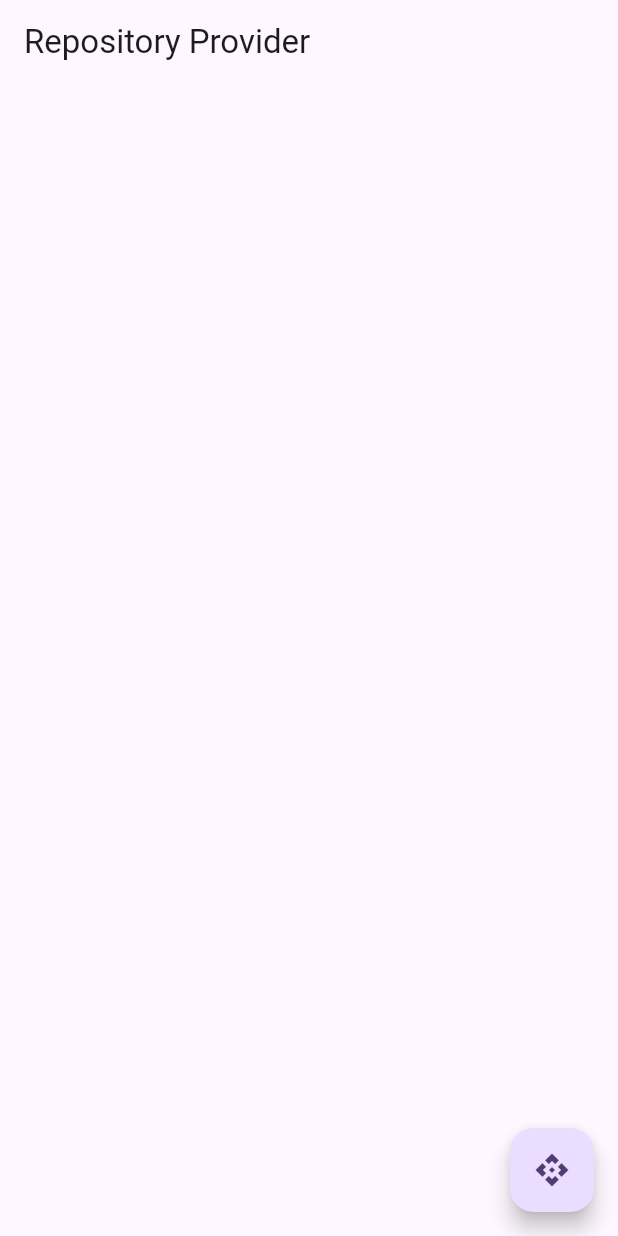
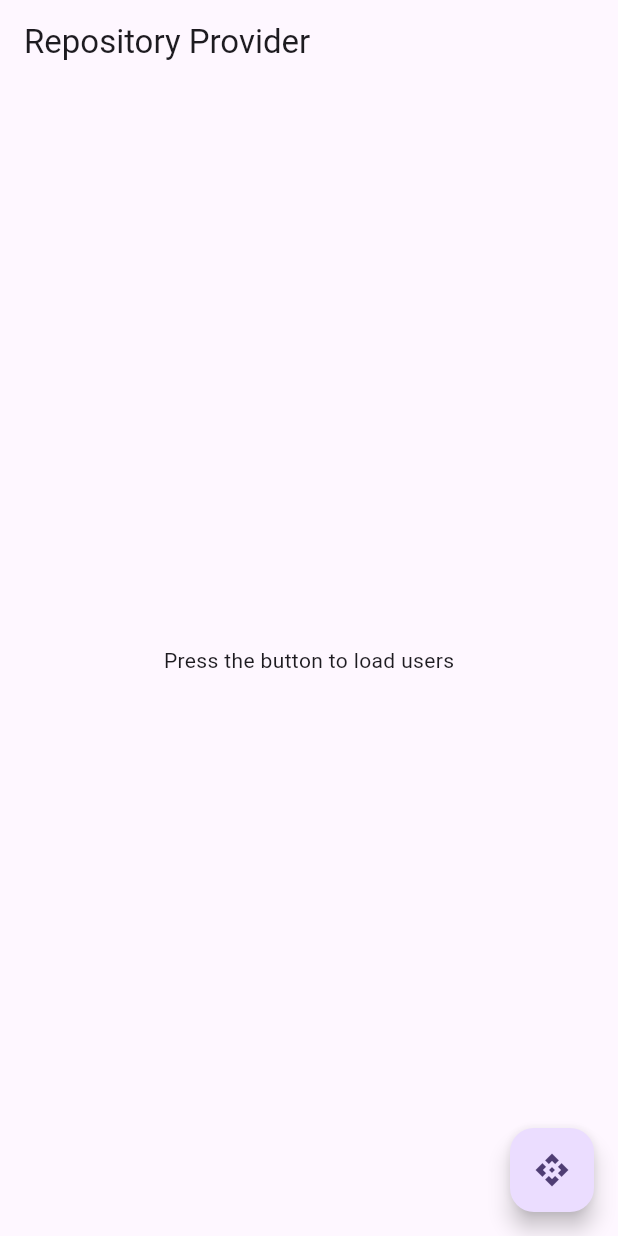
Before and after one commit to RyanSikandar/repository_pattern, a Flutter app: the screen it shows after launch, on a phone screen of 412 x 824 dp. Run offline on Flutter 3.47's test engine with Material 3 defaults, Android fonts, the phone set to English and light mode, and no system bars; our stand-ins replace dio, flutter_bloc.

Commit message:
used repo pattern to get the user data from external source

```diff
--- a/repo_pattern/lib/main.dart
+++ b/repo_pattern/lib/main.dart
@@ -1,4 +1,11 @@
 import 'package:flutter/material.dart';
+import 'package:flutter_bloc/flutter_bloc.dart';
+import 'package:repo_pattern/bloc/user_bloc.dart';
+import 'package:repo_pattern/bloc/user_event.dart';
+import 'package:repo_pattern/bloc/user_state.dart';
+import 'package:repo_pattern/data/model/user_model.dart';
+import 'package:repo_pattern/data/provider/user_provider.dart';
+import 'package:repo_pattern/data/repository/user_repository.dart';
 
 void main() {
   runApp(const MyApp());
@@ -31,8 +38,12 @@ class MyApp extends StatelessWidget {
           colorScheme: ColorScheme.fromSeed(seedColor: Colors.deepPurple),
           useMaterial3: true,
         ),
-      home: const MyHomePage(),
-    );
+        home: RepositoryProvider(
+            //we are using repository provider here because we are using the repository pattern and we want to provide the repository to the bloc
+            create: (context) => UserRepository(UserProvider()),
+            child: BlocProvider(
+                create: (context) => UserBloc(context.read<UserRepository>()),
+                child: const MyHomePage())));
   }
 }
 
@@ -45,9 +56,42 @@ class MyHomePage extends StatelessWidget {
       appBar: AppBar(
         title: Text("Repository Provider"),
       ),
-      body: const SizedBox(),
+      body: BlocBuilder<UserBloc, UserState>(builder: (context, state) {
+        if (state is UserLoadingState) {
+          return const Center(child: CircularProgressIndicator());
+        }
+        if (state is UserErrorState) {
+          return Center(child: Text(state.error));
+        }
+        if (state is UserSuccessState) {
+          List<Datum> userList = state.userModel.data;
+
+          return userList.isNotEmpty
+              ? ListView.builder(
+                itemCount: userList.length,
+                  itemBuilder: (context, index) => Padding(
+                    padding: EdgeInsets.symmetric(vertical: 4, horizontal: 8),
+                    child: Card(
+                      child: ListTile(
+                        title: Text(userList[index].firstName),
+                        subtitle: Text(userList[index].email),
+                        leading: CircleAvatar(
+                          backgroundImage:
+                              NetworkImage(userList[index].avatar.toString()),
+                        ),
+                      ),
+                    ),
+                  ),
+                )
+              : const Center(child: Text("No Users found"));
+        }
+
+        return const Center(child: Text("Press the button to load users"));
+      }),
       floatingActionButton: FloatingActionButton(
-        onPressed: () {},
+        onPressed: () {
+          context.read<UserBloc>().add(LoadUserEvent());
+        },
         tooltip: 'Refresh',
         child: const Icon(Icons.api_outlined),
       ),
```
Lines whose indentation alone changed are shown as unchanged.
